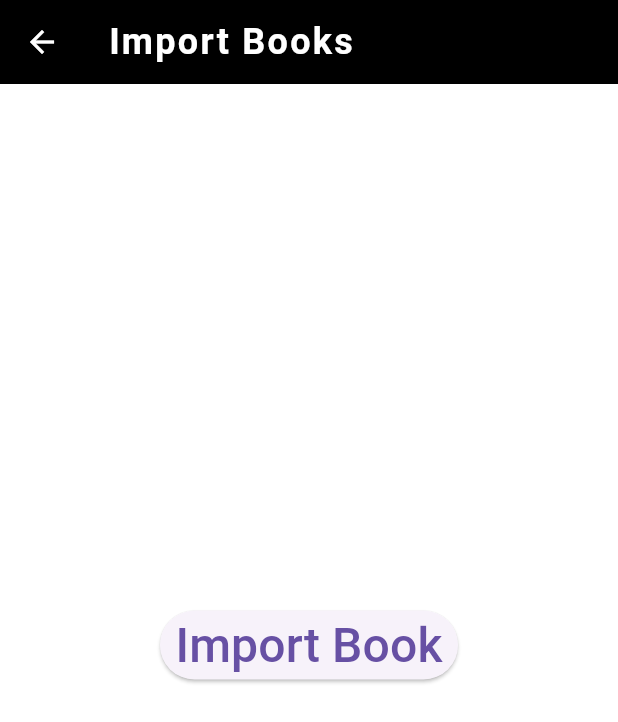
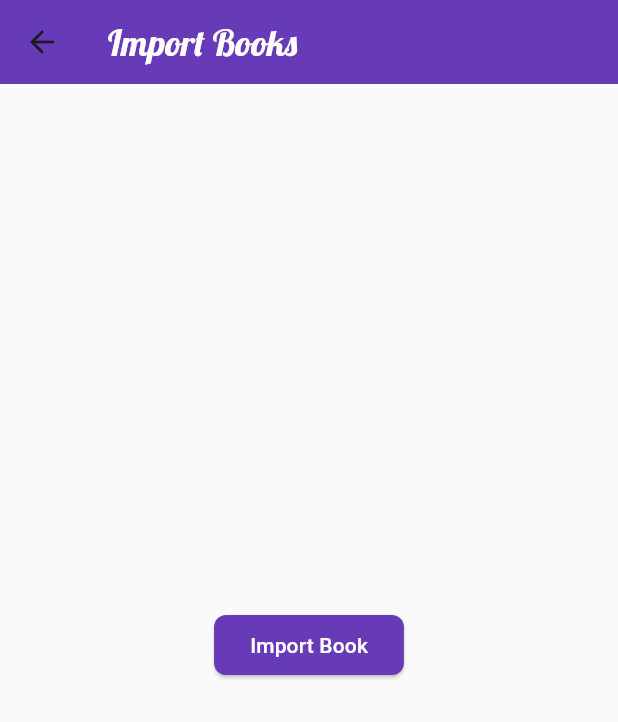
Before and after one commit to Ferref/ebook, a Flutter app: the BookImportScreen screen opened directly with empty values, on a phone screen of 412 x 824 dp. Shown: the top 722 px of the screen. Run offline on Flutter 3.47's test engine with Material 3 defaults, Android fonts, the phone set to English and light mode, and no system bars; our stand-ins replace file_picker, google_fonts; missing offline and left inert: epubx; network calls fail; Roboto replaces fonts that are missing (Aboreto).

Commit message:
new UI concept

```diff
--- a/lib/themes/app_theme.dart
+++ b/lib/themes/app_theme.dart
@@ -2,78 +2,31 @@ import 'package:flutter/material.dart';
 import 'package:google_fonts/google_fonts.dart';
 
 final ThemeData ebookTheme = ThemeData(
-  scaffoldBackgroundColor: Colors.white,
-  bottomNavigationBarTheme: BottomNavigationBarThemeData(
-    backgroundColor: Colors.white,
+  scaffoldBackgroundColor: Colors.grey[50],
+  appBarTheme: AppBarTheme(
+    backgroundColor: Colors.deepPurple,
     elevation: 0,
-    unselectedItemColor: Colors.grey[200],
-    selectedItemColor: Colors.purple,
-  ),
-  primaryColor: Colors.white,
-  appBarTheme: AppBarTheme(
-    elevation: 0,
-    backgroundColor: Colors.black,
-    iconTheme: const IconThemeData(color: Colors.white),
-    titleTextStyle: GoogleFonts.aboreto(
-      letterSpacing: 1.5,
+    titleTextStyle: GoogleFonts.lobster(
       fontSize: 24,
       color: Colors.white,
-      fontWeight: FontWeight.bold,
     ),
   ),
-  progressIndicatorTheme: ProgressIndicatorThemeData(
-    color: Colors.purple,
-    linearTrackColor: Colors.purple[200],
-  ),
   textTheme: TextTheme(
-    titleSmall: GoogleFonts.aboreto(
-      fontSize: 12,
-      color: Colors.white,
-    ),
-    titleMedium: GoogleFonts.aboreto(
-      fontSize: 16,
-      color: Colors.white,
-    ),
-    titleLarge: GoogleFonts.aboreto(
-      fontSize: 20,
-      color: Colors.black,
-    ),
-    labelSmall: GoogleFonts.gildaDisplay(
-      fontSize: 20,
-    ),
-    labelMedium: GoogleFonts.gildaDisplay(
-      fontSize: 26,
-    ),
-    labelLarge: GoogleFonts.gildaDisplay(
-      fontSize: 32,
-    ),
-    bodySmall: GoogleFonts.gildaDisplay(
-      fontSize: 20,
-    ),
-    bodyMedium: GoogleFonts.gildaDisplay(
-      fontSize: 26,
-    ),
-    bodyLarge: GoogleFonts.gildaDisplay(
-      fontSize: 32,
-    ),
-    headlineLarge: GoogleFonts.gildaDisplay(
-      fontSize: 30,
-      color: Colors.white,
-      fontWeight: FontWeight.w500,
-    ),
-    headlineMedium: GoogleFonts.gildaDisplay(
-      fontSize: 30,
-      color: Colors.white,
-      fontWeight: FontWeight.w500,
-    ),
-    headlineSmall: GoogleFonts.gildaDisplay(
-      fontSize: 30,
-      color: Colors.white,
-      fontWeight: FontWeight.w500,
+    bodyMedium: GoogleFonts.openSans(fontSize: 16, color: Colors.grey[800]),
+    headlineMedium: GoogleFonts.poppins(
+      fontSize: 24,
+      fontWeight: FontWeight.bold,
+      color: Colors.deepPurple,
     ),
   ),
-  iconTheme: const IconThemeData(color: Colors.purple),
   buttonTheme: const ButtonThemeData(
-    buttonColor: Colors.purple,
+    buttonColor: Colors.deepPurple,
+  ),
+  elevatedButtonTheme: ElevatedButtonThemeData(
+    style: ElevatedButton.styleFrom(
+      backgroundColor: Colors.deepPurple,
+      foregroundColor: Colors.white,
+      shape: RoundedRectangleBorder(borderRadius: BorderRadius.circular(8)),
+    ),
   ),
 );
```
Also changed, not shown: lib/app.dart (+21 -11 lines), lib/models/books.dart (+6 -120 lines), lib/screens/home/home_screen.dart (+4 -102 lines), lib/screens/screens_wrapper.dart (+36 -73 lines).
